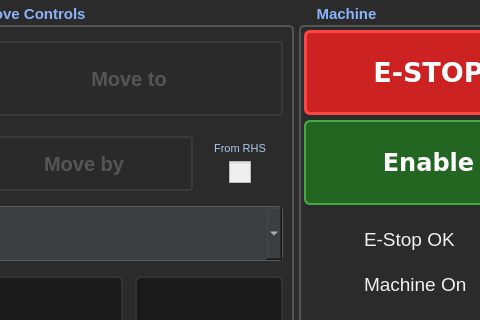
The window that linuxcnc/table_saw/table_saw.ui (andyalexander/electronic_table_saw) describes before a commit, drawn with Qt 5; both pictures show x 461 to 941 and y 0 to 320 of the 1024 by 600 pixel window.
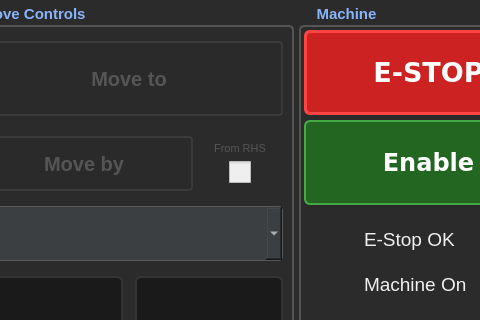
The same window after the commit. Custom widgets are drawn as their Qt base class.

Commit message:
ui: apply disabled styling to kerf label and groupbox
Add :disabled CSS rules for lbl_kerf_include and grp_kerf_include so
the label dims to #555555 (matching other disabled controls) when the
machine is not enabled/homed.

```diff
--- a/linuxcnc/table_saw/table_saw.ui
+++ b/linuxcnc/table_saw/table_saw.ui
@@ -50,8 +50,10 @@
 QCheckBox { color: #f0f0f0; }
 QCheckBox:disabled { color: #555555; }
 QCheckBox::indicator { width: 22px; height: 22px; }
-QGroupBox#grp_kerf_include { border: none; margin: 0; padding: 0; }
-QLabel#lbl_kerf_include { color: #aaccee; font-size: 8pt; }
+QGroupBox#grp_kerf_include { border: none; margin: 0; padding: 0; background-color: transparent; }
+QGroupBox#grp_kerf_include:disabled { background-color: transparent; }
+QLabel#lbl_kerf_include { color: #aaccee; font-size: 8pt; background-color: transparent; }
+QLabel#lbl_kerf_include:disabled { color: #555555; }
 QLineEdit#txt_fence_calc { background-color: #1a1a1a; color: #00dd88; border: 2px solid #444444; border-radius: 3px; }
 QLabel { color: #f0f0f0; background-color: transparent; }
 QComboBox { background-color: #3c3f41; color: #f0f0f0; border: 1px solid #5a5a5a; border-radius: 4px; font-size: 16pt; }
```
